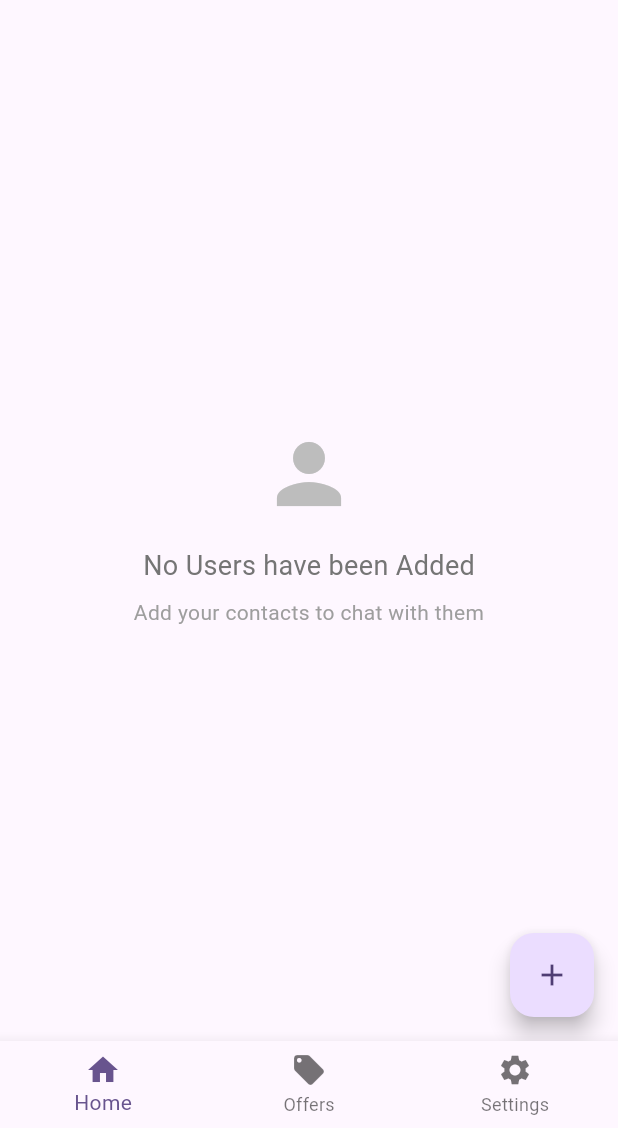
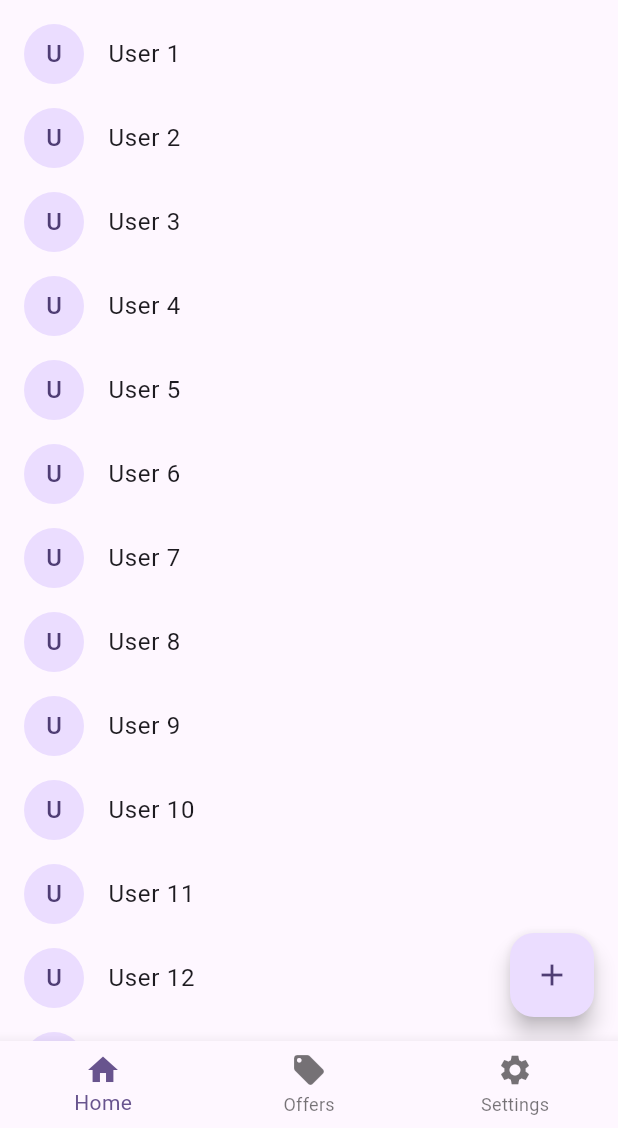
Before and after one commit to Recker4244/messenger, a Flutter app: the screen it shows after launch, on a phone screen of 412 x 824 dp, the part 108-1236 px from its top. Run offline on Flutter 3.47's test engine with Material 3 defaults, Android fonts, the phone set to English and light mode, and no system bars; our stand-ins replace get_it, stacked, stacked_services.

Commit message:
chore: refactor

```diff
--- a/lib/services/chat_service.dart
+++ b/lib/services/chat_service.dart
@@ -4,23 +4,6 @@ class ChatService {
 
   List<Map<String, dynamic>> get chats => _chats;
   Map<String, List<Map>> get chatMessages => _chatMessages;
-
-  void addChat(Map<String, String> user) {
-    final existingChatIndex = _chats.indexWhere(
-      (chat) => chat['userId'] == user['id'],
-    );
-
-    if (existingChatIndex == -1) {
-      _chats.add({
-        'id': DateTime.now().millisecondsSinceEpoch.toString(),
-        'userId': user['id'],
-        'userName': user['name'],
-        'lastMessage': 'Chat started',
-        'lastMessageTime': DateTime.now(),
-      });
-      _chatMessages[user['id']!] = [];
-    }
-  }
 
   List<Map> getMessagesForUser(String userId) {
     if (!_chatMessages.containsKey(userId)) {
--- a/lib/ui/viewmodels/chats_viewmodel.dart
+++ b/lib/ui/viewmodels/chats_viewmodel.dart
@@ -7,11 +7,6 @@ class ChatsViewModel extends BaseViewModel {
 
   List<Map<String, dynamic>> get chats => _chatService.chats;
   Map<String, List<Map>> get chatMessages => _chatService.chatMessages;
-
-  void addChat(Map<String, String> user) {
-    _chatService.addChat(user);
-    notifyListeners();
-  }
 
   List<Map> getMessagesForUser(String userId) {
     return _chatService.getMessagesForUser(userId);
--- a/lib/ui/viewmodels/users_viewmodel.dart
+++ b/lib/ui/viewmodels/users_viewmodel.dart
@@ -6,7 +6,24 @@ import 'chats_viewmodel.dart';
 
 class UsersViewModel extends BaseViewModel {
   void init() {
-    _users = [];
+    //dummy data
+    _users = [
+      {'id': 'a3f1c9d2-2b44-4e6e-9b6f-8d1c0e5f1a01', 'name': 'User 1'},
+      {'id': 'b4d2e8a1-5c77-4c9a-8f3e-1a9d7b2c1a02', 'name': 'User 2'},
+      {'id': 'c5e8f4d1-7a33-4b9e-9a2c-3f8d1e0b1a03', 'name': 'User 3'},
+      {'id': 'd6a9e2b4-9f11-4d7c-8e1a-5c3b2f9d1a04', 'name': 'User 4'},
+      {'id': 'e7b1f3c5-1d88-4a6b-9c4e-7f2a3d8b1a05', 'name': 'User 5'},
+      {'id': 'f8c2d4a6-3e99-4f8d-8b5a-9e1c7d2f1a06', 'name': 'User 6'},
+      {'id': '19a3d5e7-6f22-4c1a-9d8b-2e4f7c1a1a07', 'name': 'User 7'},
+      {'id': '2ab4e6f8-8c44-4b2d-9e1a-3d5f7c2b1a08', 'name': 'User 8'},
+      {'id': '3bc5f7a9-0d66-4e3c-8f2b-4a6e1d9c1a09', 'name': 'User 9'},
+      {'id': '4cd6a8b1-2e77-4f4d-9a3c-5b7e2f8d1a10', 'name': 'User 10'},
+      {'id': '5de7b9c2-4f88-4a5e-8b4d-6c1a3e9f1a11', 'name': 'User 11'},
+      {'id': '6ef8c1d3-6a99-4b6f-9c5e-7d2b4a1f1a12', 'name': 'User 12'},
+      {'id': '7f19d2e4-8b11-4c7a-8d6f-8e3c5b2a1a13', 'name': 'User 13'},
+      {'id': '8a2c3f5e-0c22-4d8b-9e7a-9f4d6c3b1a14', 'name': 'User 14'},
+      {'id': '9b3d4a6f-2d33-4e9c-8f8b-0a5e7d4c1a15', 'name': 'User 15'},
+    ];
     notifyListeners();
   }
 
@@ -34,8 +51,4 @@ class UsersViewModel extends BaseViewModel {
     );
     notifyListeners();
   }
-
-  void startChatWithUser(Map<String, String> user) {
-    ChatsViewModel().addChat(user);
-  }
 }
--- a/lib/ui/views/users/users_view.dart
+++ b/lib/ui/views/users/users_view.dart
@@ -11,6 +11,11 @@ class UsersView extends StackedView<UsersViewModel> {
   @override
   UsersViewModel viewModelBuilder(BuildContext context) {
     return UsersViewModel();
+  }
+
+  @override
+  void onViewModelReady(UsersViewModel model) {
+    model.init();
   }
 
   void _showAddUserDialog(BuildContext context, UsersViewModel model) {
```
